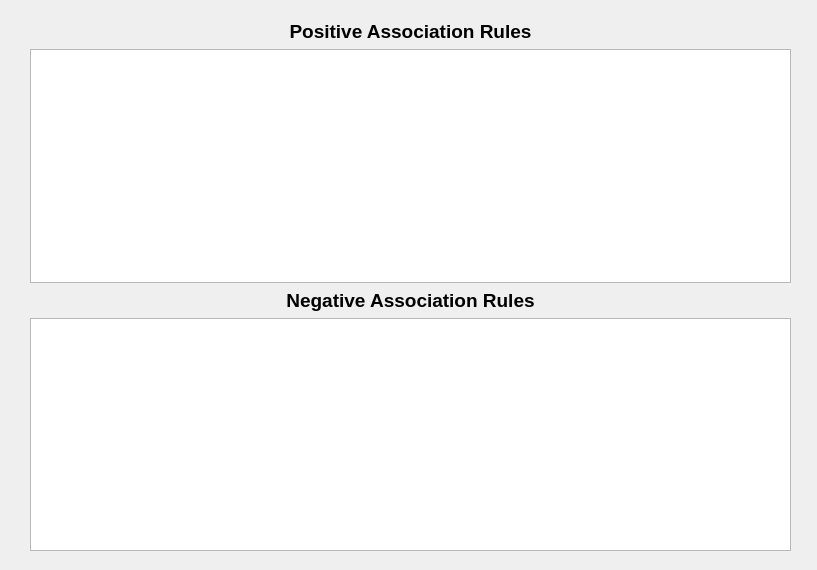
zhuohaoyu/TuringAdvancedProgramming19B, file Task5/UI/FlawDetectorUI/ruledialog.ui: the form before one commit.
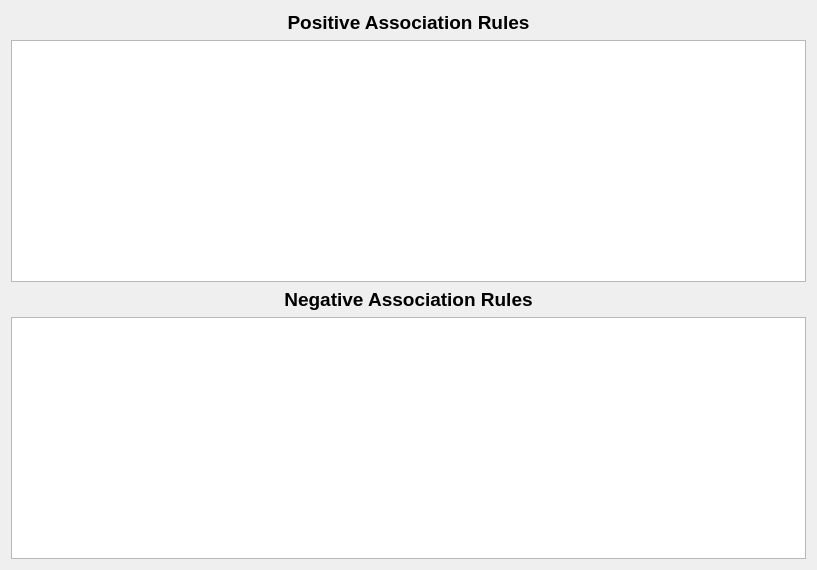
The form after the commit.

What changed in the file:
```diff
--- a/Task5/UI/FlawDetectorUI/ruledialog.ui
+++ b/Task5/UI/FlawDetectorUI/ruledialog.ui
@@ -13,15 +13,8 @@
   <property name="windowTitle">
    <string>Dialog</string>
   </property>
-  <widget class="QWidget" name="verticalLayoutWidget">
-   <property name="geometry">
-    <rect>
-     <x>30</x>
-     <y>20</y>
-     <width>761</width>
-     <height>531</height>
-    </rect>
-   </property>
+  <layout class="QGridLayout" name="gridLayout">
+   <item row="0" column="0">
    <layout class="QVBoxLayout" name="verticalLayout">
     <item>
      <widget class="QLabel" name="label">
@@ -64,7 +57,8 @@
      <widget class="QTreeView" name="treeView_2"/>
     </item>
    </layout>
-  </widget>
+   </item>
+  </layout>
  </widget>
  <resources/>
  <connections/>
```
Lines whose indentation alone changed are shown as unchanged.
